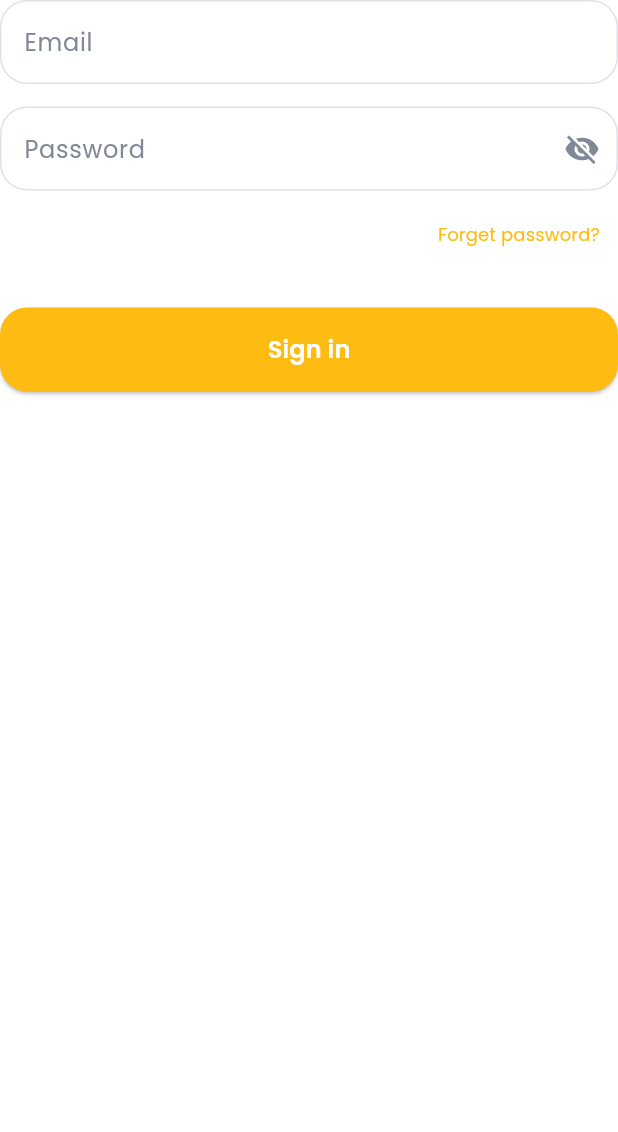
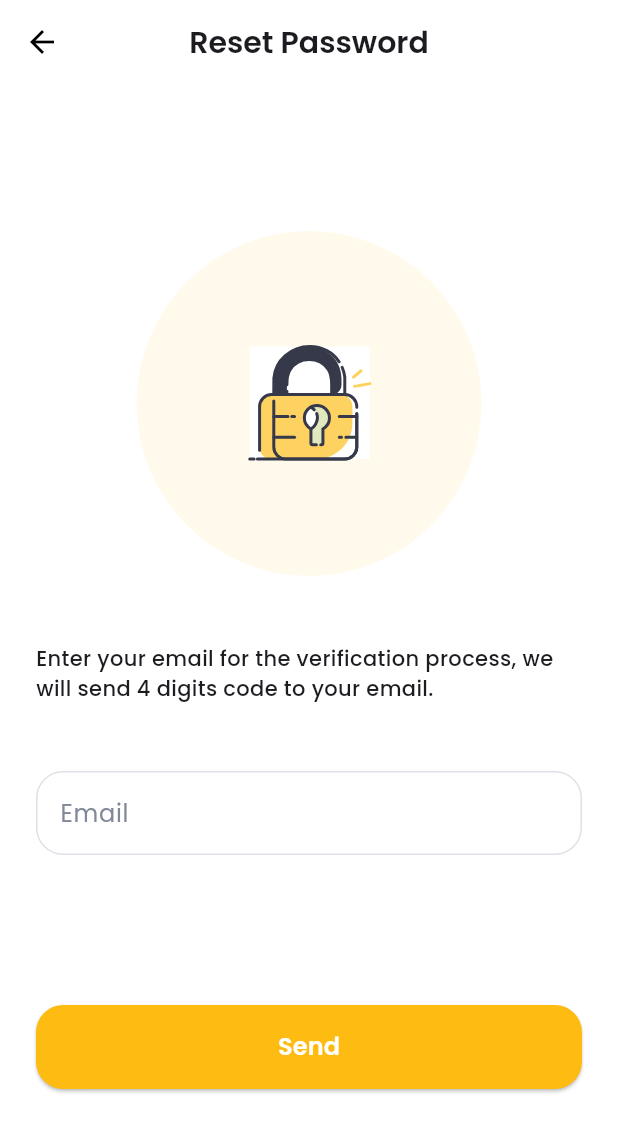
Before and after one commit to KhaledElalfy1/ajuda-app, a Flutter app: the LoginFormWidget widget shown alone on an empty page, opened directly, after a tap on "Forget password?", on a phone screen of 412 x 824 dp. Shown: the top 1132 px of the screen. Run offline on Flutter 3.47's test engine with Material 3 defaults, Android fonts, the phone set to English and light mode, and no system bars; our stand-ins replace flutter_bloc, flutter_svg, gap, get_it, google_fonts, shared_preferences; accounts and stored records are empty.

Commit message:
finish send email screen

```diff
--- a/lib/core/routers/app_routers.dart
+++ b/lib/core/routers/app_routers.dart
@@ -4,6 +4,7 @@ import 'package:ajuda/features/auth/presentation/view/sign_up_view.dart';
 import 'package:ajuda/features/auth/presentation/view_model/login_cubit/login_cubit.dart';
 import 'package:ajuda/features/auth/presentation/view_model/sign_up_cubit/sign_up_cubit.dart';
 import 'package:ajuda/features/onboarding/presentation/view/onboarding_view.dart';
+import 'package:ajuda/features/reset_password/presentation/view/reset_password_enter_email.dart';
 import 'package:flutter/material.dart';
 import 'package:flutter_bloc/flutter_bloc.dart';
 
@@ -29,7 +30,7 @@ class AppRouters {
       case Routing.profile:
         return MaterialPageRoute(builder: (_) => const Scaffold());
       case Routing.forgetPassword:
-        return MaterialPageRoute(builder: (_) => const Scaffold());
+        return MaterialPageRoute(builder: (_) => const ResetPasswordEnterEmail());
       default:
         return MaterialPageRoute(builder: (_) => const Scaffold());
     }
--- a/lib/features/auth/presentation/view/widgets/login_form_widget.dart
+++ b/lib/features/auth/presentation/view/widgets/login_form_widget.dart
@@ -1,5 +1,7 @@
 import 'dart:developer';
 
+import 'package:ajuda/core/helpers/extentions.dart';
+import 'package:ajuda/core/routers/routing.dart';
 import 'package:ajuda/core/utils/app_colors.dart';
 import 'package:ajuda/core/utils/app_fonts.dart';
 import 'package:ajuda/core/widgets/custom_text_form_filed.dart';
@@ -29,7 +31,9 @@ class LoginFormWidget extends StatelessWidget {
           Align(
             alignment: Alignment.centerRight,
             child: TextButton(
-              onPressed: () {},
+              onPressed: () {
+                context.pushNamed(Routing.forgetPassword);
+              },
               child: Text(
                 'Forget password?',
                 style: AppFonts.regular12.copyWith(
--- /dev/null
+++ b/lib/features/reset_password/presentation/view/reset_password_enter_email.dart
@@ -0,0 +1,63 @@
+import 'package:ajuda/core/utils/app_fonts.dart';
+import 'package:ajuda/core/utils/app_icons.dart';
+import 'package:ajuda/core/widgets/custom_text_form_filed.dart';
+import 'package:flutter/material.dart';
+import 'package:flutter_svg/svg.dart';
+import 'package:gap/gap.dart';
+
+class ResetPasswordEnterEmail extends StatelessWidget {
+  const ResetPasswordEnterEmail({super.key});
+
+  @override
+  Widget build(BuildContext context) {
+    return Scaffold(
+      appBar: AppBar(
+        title: Text(
+          'Reset Password',
+          style: AppFonts.semiBold20,
+        ),
+      ),
+      body: Center(
+        child: Padding(
+          padding: const EdgeInsets.symmetric(horizontal: 24.0),
+          child: SingleChildScrollView(
+            child: Column(
+              children: [
+                SvgPicture.asset(AppIcons.iconsLock),
+                const Gap(45),
+                Text(
+                  "Enter your email for the verification process, we will send 4 digits code to your email.",
+                  style: AppFonts.medium14,
+                ),
+                const Gap(45),
+                CustomTextFormFiled(
+                  controller: TextEditingController(),
+                  // validator: LoginCubit.get(context).emailValidator,
+                  hintText: 'Email',
+                  keyboardType: TextInputType.emailAddress,
+                ),
+                const Gap(100),
+                SizedBox(
+                  width: double.infinity,
+                  child: ElevatedButton(
+                    onPressed: () {
+                      // if (LoginCubit.get(context).formKey.currentState!.validate()) {
+                      //   log('Login');
+                      // }
+                    },
+                    child: Text(
+                      'Send',
+                      style: AppFonts.semiBold16.copyWith(
+                        color: Colors.white,
+                      ),
+                    ),
+                  ),
+                ),
+              ],
+            ),
+          ),
+        ),
+      ),
+    );
+  }
+}
```
